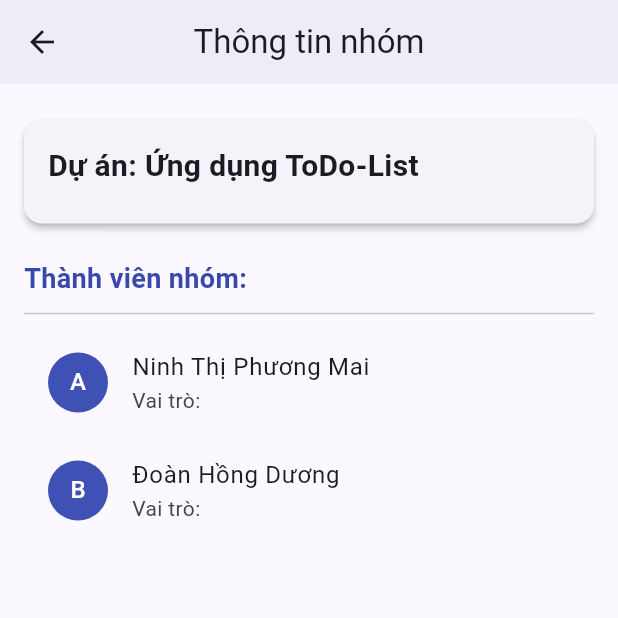
After one commit to DoanHongDuong/2025_LTTBDD_DoanHongDuong_NinhThiPhuongMai, a Flutter app: the screen it shows after launch, after a tap on the "info outline" icon, on a phone screen of 412 x 824 dp, the top half of it. The commit adds this screen. Run offline on Flutter 3.47's test engine with Material 3 defaults, Android fonts, the light colour scheme and no system bars.

Commit message:
page thong tin nhom

```diff
--- /dev/null
+++ b/btl_lttbdd/lib/group.dart
@@ -0,0 +1,70 @@
+import 'package:flutter/material.dart';
+
+class AboutPage extends StatelessWidget {
+  const AboutPage({super.key});
+
+  @override
+  Widget build(BuildContext context) {
+    return Scaffold(
+      appBar: AppBar(
+        title: const Text('Thông tin nhóm'),
+        centerTitle: true,
+        elevation: 3,
+      ),
+      body: ListView(
+        padding: const EdgeInsets.all(16),
+        children: [
+          Card(
+            elevation: 2,
+            margin: const EdgeInsets.symmetric(vertical: 8),
+            shape: RoundedRectangleBorder(
+              borderRadius: BorderRadius.circular(12),
+            ),
+            child: const Padding(
+              padding: EdgeInsets.all(16.0),
+              child: Column(
+                crossAxisAlignment: CrossAxisAlignment.start,
+                children: [
+                  Text(
+                    'Dự án: Ứng dụng ToDo-List',
+                    style: TextStyle(fontSize: 20, fontWeight: FontWeight.bold),
+                  ),
+                  SizedBox(height: 8),
+                ],
+              ),
+            ),
+          ),
+          const SizedBox(height: 16),
+          Text(
+            'Thành viên nhóm:',
+            style: TextStyle(
+              fontSize: 18,
+              fontWeight: FontWeight.w600,
+              color: Colors.indigo[600],
+            ),
+          ),
+          const Divider(thickness: 1, height: 20),
+
+          const ListTile(
+            leading: CircleAvatar(
+              backgroundColor: Colors.indigo,
+              foregroundColor: Colors.white,
+              child: Text('A'),
+            ),
+            title: Text('Ninh Thị Phương Mai'),
+            subtitle: Text('Vai trò: '),
+          ),
+          const ListTile(
+            leading: CircleAvatar(
+              backgroundColor: Colors.indigo,
+              foregroundColor: Colors.white,
+              child: Text('B'),
+            ),
+            title: Text('Đoàn Hồng Dương'),
+            subtitle: Text('Vai trò: '),
+          ),
+        ],
+      ),
+    );
+  }
+}
--- a/btl_lttbdd/lib/main.dart
+++ b/btl_lttbdd/lib/main.dart
@@ -1,4 +1,5 @@
 import 'package:flutter/material.dart';
+import './group.dart';
 
 void main() => runApp(const ToDoApp());
 
@@ -137,6 +138,17 @@ class _ToDoHomePageState extends State<ToDoHomePage> {
           'ToDo-List',
           style: TextStyle(fontWeight: FontWeight.bold, fontSize: 24),
         ),
+        actions: [
+          IconButton(
+            icon: const Icon(Icons.info_outline),
+            onPressed: () {
+              Navigator.push(
+                context,
+                MaterialPageRoute(builder: (context) => const AboutPage()),
+              );
+            },
+          ),
+        ],
       ),
       body: _tasks.isEmpty
           ? const Center(
```
